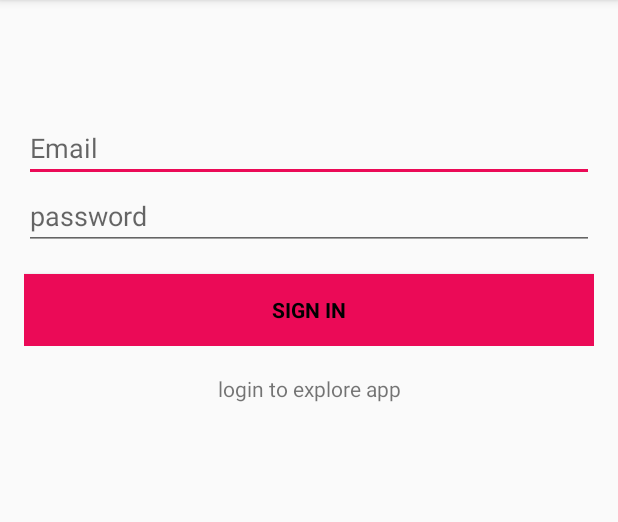
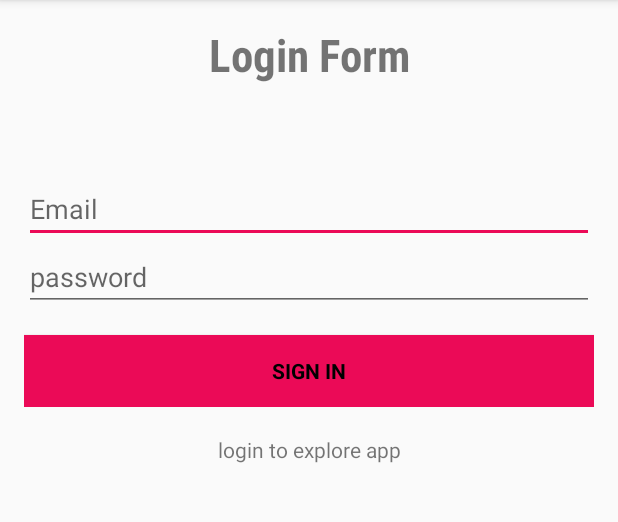
Before and after one commit to ronj1901/fabflix, an Android app: the screen it shows after launch (LoginActivity), after a tap on "SIGN IN", on a phone screen of 412 x 824 dp, the part 84-606 px from its top. Run offline under Robolectric (Android 15) with nearby library versions, the phone set to English and light mode, and no system bars; our stand-ins replace Volley; network calls fail.

Commit message:
Fixed  the session of textView

```diff
--- a/app/src/main/java/sam/com/recyclerview/LoginActivity.java
+++ b/app/src/main/java/sam/com/recyclerview/LoginActivity.java
@@ -2,11 +2,14 @@ package sam.com.recyclerview;
 import android.app.ProgressDialog;
 import android.content.Context;
 import android.content.Intent;
+import android.content.SharedPreferences;
 import android.os.Bundle;
 import android.support.v7.app.AppCompatActivity;
 import android.util.Log;
 import android.view.View;
+import android.widget.AutoCompleteTextView;
 import android.widget.EditText;
+import android.widget.TextView;
 import android.widget.Toast;
 
 import com.android.volley.Request;
@@ -21,10 +24,26 @@ import java.util.Map;
 
 public class LoginActivity extends AppCompatActivity {
 
+
+    private SharedPreferences sharedPreferences;
+    private static final String MY_PREF = "myPref";
+    private EditText emailEditText;
+    private EditText passwordEditText;
+
     @Override
     protected void onCreate(Bundle savedInstanceState) {
         super.onCreate(savedInstanceState);
         setContentView(R.layout.activity_login);
+
+        emailEditText = (EditText) findViewById(R.id.emailText);
+        passwordEditText = (EditText) findViewById(R.id.passwordTextBox);
+        String email = getSharedPreferences(MY_PREF, MODE_PRIVATE).getString("email", "");
+
+        emailEditText.setText(email);
+
+
+
+
     }
 
 
@@ -44,6 +63,11 @@ public class LoginActivity extends AppCompatActivity {
         EditText passwordeditText = (EditText) findViewById(R.id.passwordTextBox);
         final String email = emaileditText.getText().toString();
         final String pw = passwordeditText.getText().toString();
+        //
+        SharedPreferences.Editor editor = getSharedPreferences(MY_PREF, MODE_PRIVATE).edit();
+        editor.putString("email", email);
+        editor.apply();
+
         final ProgressDialog progressDialog =  new ProgressDialog(this);
         if(email.isEmpty() || pw.isEmpty()){
             progressDialog.dismiss();
@@ -58,6 +82,7 @@ public class LoginActivity extends AppCompatActivity {
 
 
 
+
         StringRequest postRequest = new StringRequest(Request.Method.POST, url,
                 new Response.Listener<String>()
                 {
@@ -69,6 +94,7 @@ public class LoginActivity extends AppCompatActivity {
                         if(response.contains("1")){
                             Intent resultPage = new Intent(LoginActivity.this, LoginActivity.class);
                             resultPage.putExtra("result", response);
+
                             startActivity(resultPage);
                             progressDialog.dismiss();
                             Toast.makeText(getApplicationContext(), " usenname or password invalid !", Toast.LENGTH_LONG).show();
--- a/app/src/main/res/layout/activity_login.xml
+++ b/app/src/main/res/layout/activity_login.xml
@@ -13,6 +13,18 @@
 
 
     <!-- Login progress -->
+
+    <TextView
+
+        android:id="@+id/textView2"
+        android:layout_width="match_parent"
+        android:layout_height="wrap_content" android:backgroundTint="@color/colorPrimary"
+        android:fontFamily="sans-serif-condensed" android:text="Login Form"
+        android:textAlignment="center"
+        android:textColorLink="?android:attr/navigationBarColor"
+
+        android:textSize="30sp"
+        android:textStyle="bold"/>
     <ScrollView
         android:id="@+id/login_form"
         android:layout_width="match_parent"
--- a/app/src/main/res/layout/activity_search.xml
+++ b/app/src/main/res/layout/activity_search.xml
@@ -37,16 +37,17 @@
                 android:layout_height="wrap_content">
 
                 <AutoCompleteTextView
+
                     android:id="@+id/movieInput"
                     style="@style/Widget.AppCompat.AutoCompleteTextView"
                     android:layout_width="match_parent"
                     android:layout_height="wrap_content"
                     android:layout_marginBottom="20dp"
-                    android:layout_marginTop="30dp"
+                    android:layout_marginTop="50dp"
                     android:hint="Search for movies"
                     android:inputType="textEmailAddress"
                     android:maxLines="1" android:singleLine="true"
-                    android:textColor="@color/cardview_light_background"/>
+                    android:textColor="@color/cardview_light_background" android:textSize="24sp"/>
 
             </android.support.design.widget.TextInputLayout>
 
--- a/app/src/main/res/layout/list_item.xml
+++ b/app/src/main/res/layout/list_item.xml
@@ -3,6 +3,7 @@
               android:orientation="vertical"
               android:layout_width="match_parent"
               android:layout_height="wrap_content">
+
 
     <android.support.v7.widget.CardView
         android:layout_width="match_parent"
@@ -10,6 +11,7 @@
 
         <LinearLayout
             android:layout_margin="@dimen/cardview_compat_inset_shadow"
+          android:background="@color/colorPrimary"
             android:padding="16dp"
             android:orientation="vertical"
             android:layout_width="match_parent"
@@ -29,8 +31,9 @@
                 android:layout_height="wrap_content"/>
 
             <ImageView
+
                 android:id="@+id/imageView"
-                android:layout_width="match_parent"
+                android:layout_width="wrap_content"
                 android:layout_height="wrap_content"/>
 
         </LinearLayout>
```
Also changed, not shown: app/src/main/java/sam/com/recyclerview/MainActivity.java (+6 -12 lines), app/src/main/java/sam/com/recyclerview/SearchActivity.java (+22 -0 lines).
